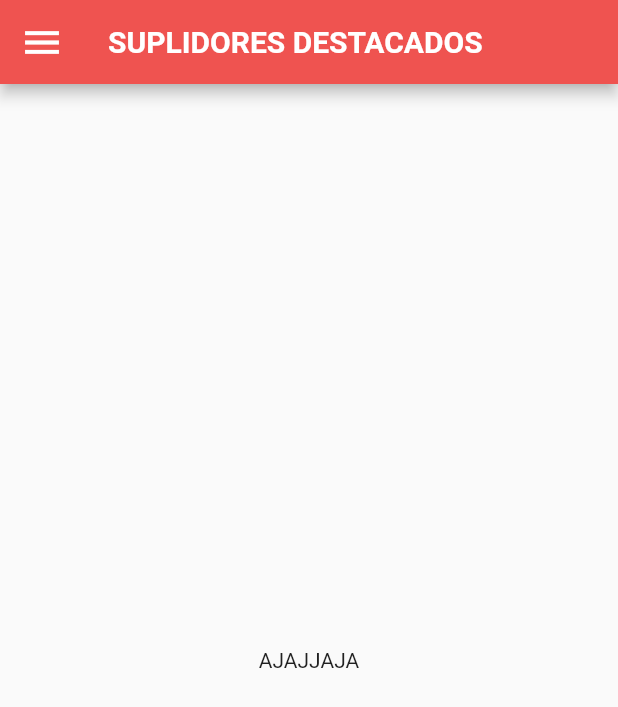
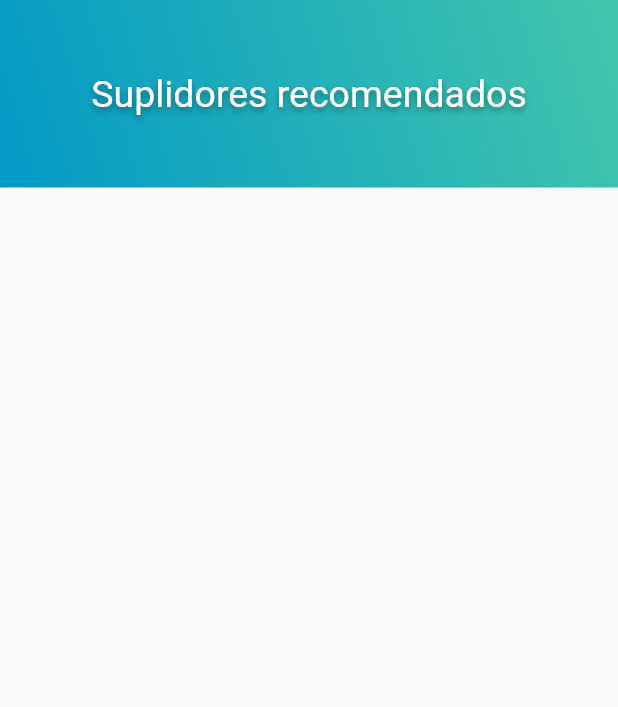
Before and after one commit to hairononsc/reto3platzi, a Flutter app: the screen it shows after launch, on a phone screen of 412 x 824 dp. Shown: the top 707 px of the screen. Run offline on Flutter 3.47's test engine with Material 2 defaults, Android fonts, the phone set to English and light mode, and no system bars; Roboto replaces fonts that are missing (Concertone, rubik).

Commit message:
Agregando el appBar, usando degradado y texto con sombras

```diff
--- a/lib/description_box.dart
+++ /dev/null
@@ -1,16 +0,0 @@
-import 'package:flutter/material.dart';
-
-class DescriptionBox extends StatelessWidget{
-
-  //Variables
-  String name = "Usuario no found!";
-
-  DescriptionBox(this.name);
-
-  @override
-  Widget build(BuildContext context) {
-    // TODO: imp-lement build
-    return null;
-  }
-
-}
--- /dev/null
+++ b/lib/header.dart
@@ -0,0 +1,47 @@
+import 'package:flutter/material.dart';
+
+class headerApp extends StatelessWidget{
+  @override
+  Widget build(BuildContext context) {
+    // TODO: implement build
+    final windowsText =  Text(
+        "Suplidores recomendados",
+        style: TextStyle(
+          fontFamily: "Concertone",
+          fontSize: 25.0,
+          color: Colors.white,
+          shadows: <BoxShadow>[
+            BoxShadow(
+              color: Colors.black38,
+              offset: Offset(0.0, 3),
+              blurRadius: 5,
+            )
+          ]
+        ),
+    );
+
+    final backgroundHeader = Container(
+      decoration: BoxDecoration(
+        gradient: LinearGradient(
+          begin: Alignment.topRight,
+            end: Alignment.bottomLeft,
+//          end: Alignment.bottomLeft, // 10% of the width, so there are ten blinds.
+          colors: [const Color(0xFF43C6AC), const Color(0xFF0399C6)], // whitish to gray
+          tileMode: TileMode.clamp, // repeats the gradient over the canvas
+        ),
+      ),
+      height: 125,
+      child: Center(
+        child: windowsText,
+      ),
+        );
+
+
+    return Stack(
+      children: <Widget>[
+        backgroundHeader
+      ],
+    );
+  }
+
+}
--- a/lib/main.dart
+++ b/lib/main.dart
@@ -1,4 +1,5 @@
 import 'package:flutter/material.dart';
+import'package:reto3platzi/header.dart';
 
 
 
@@ -10,27 +11,10 @@ class MyApp extends StatelessWidget {
   Widget build(BuildContext context) {
     return MaterialApp(
       home: Scaffold(
-        appBar: AppBar(
-          leading:Icon(
-            Icons.menu,
-            color: Colors.white,
-            size: 30.0,
-          ),
-          backgroundColor: Colors.red[400],
-          title:Text(
-            "SUPLIDORES DESTACADOS",
-            style: TextStyle(
-              fontWeight: FontWeight.bold,
-              fontFamily: "rubik",
-            ),
-
-          ) ,
-        ),
         body: Stack(
           children: <Widget>[
-            Center(
-              child: Text("AJAJJAJA"),
-            )
+            headerApp(),
+
           ],
         ),
       ),
--- a/pubspec.yaml
+++ b/pubspec.yaml
@@ -70,9 +70,9 @@ flutter:
   - assets/img/
 
   fonts:
-    - family: koho
+    - family: Concertone
       fonts:
-        - asset: fonts/koho.ttf
+        - asset: fonts/Concertone.ttf
 #    - family: rubik
 #      fonts:
 #        - asset: fonts/rubik
```
Also changed, not shown: lib/body.dart (added), 1 other file.
